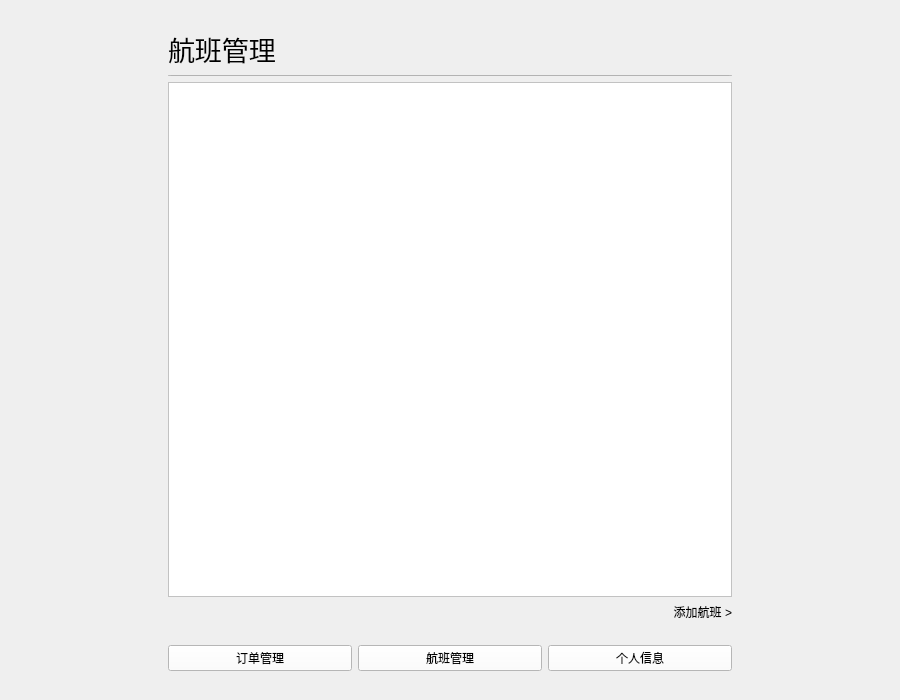
Qt form adminmainwidget.ui (Jinyuan-S/AirSystem) before a commit.
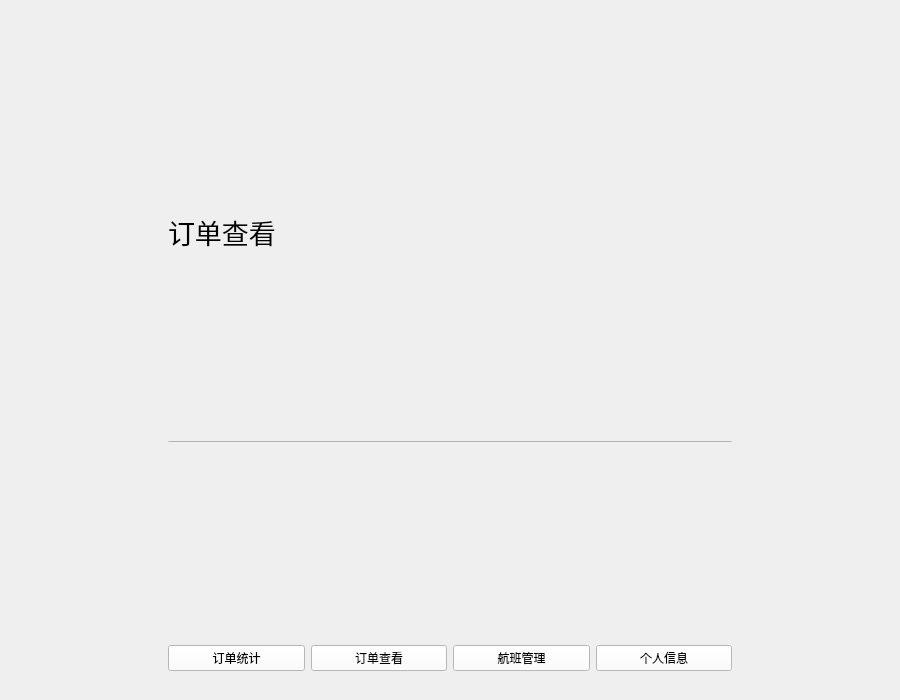
The same form after that commit. The open tabs and pages were chosen to show the change. Custom widgets are drawn as their Qt base class.

The edit to the form file:
```diff
--- a/adminmainwidget.ui
+++ b/adminmainwidget.ui
@@ -490,6 +490,45 @@
           </item>
          </layout>
         </widget>
+        <widget class="QWidget" name="page_4">
+         <layout class="QVBoxLayout" name="verticalLayout_6">
+          <item>
+           <widget class="QLabel" name="label_6">
+            <property name="maximumSize">
+             <size>
+              <width>16777215</width>
+              <height>50</height>
+             </size>
+            </property>
+            <property name="font">
+             <font>
+              <family>等线</family>
+              <pointsize>20</pointsize>
+             </font>
+            </property>
+            <property name="text">
+             <string>订单查看</string>
+            </property>
+           </widget>
+          </item>
+          <item>
+           <widget class="QPushButton" name="pushButton_3">
+            <property name="maximumSize">
+             <size>
+              <width>16777215</width>
+              <height>1</height>
+             </size>
+            </property>
+            <property name="focusPolicy">
+             <enum>Qt::NoFocus</enum>
+            </property>
+            <property name="text">
+             <string/>
+            </property>
+           </widget>
+          </item>
+         </layout>
+        </widget>
         <widget class="QWidget" name="page_2">
          <layout class="QGridLayout" name="gridLayout">
           <item row="2" column="0" rowspan="2">
@@ -1132,7 +1171,14 @@
          <item>
           <widget class="QPushButton" name="pushButton_order">
            <property name="text">
-            <string>订单管理</string>
+            <string>订单统计</string>
+           </property>
+          </widget>
+         </item>
+         <item>
+          <widget class="QPushButton" name="pushButton_order2">
+           <property name="text">
+            <string>订单查看</string>
            </property>
           </widget>
          </item>
```
Left out of the diff: 31 changed lines with no effect on the pictures.
